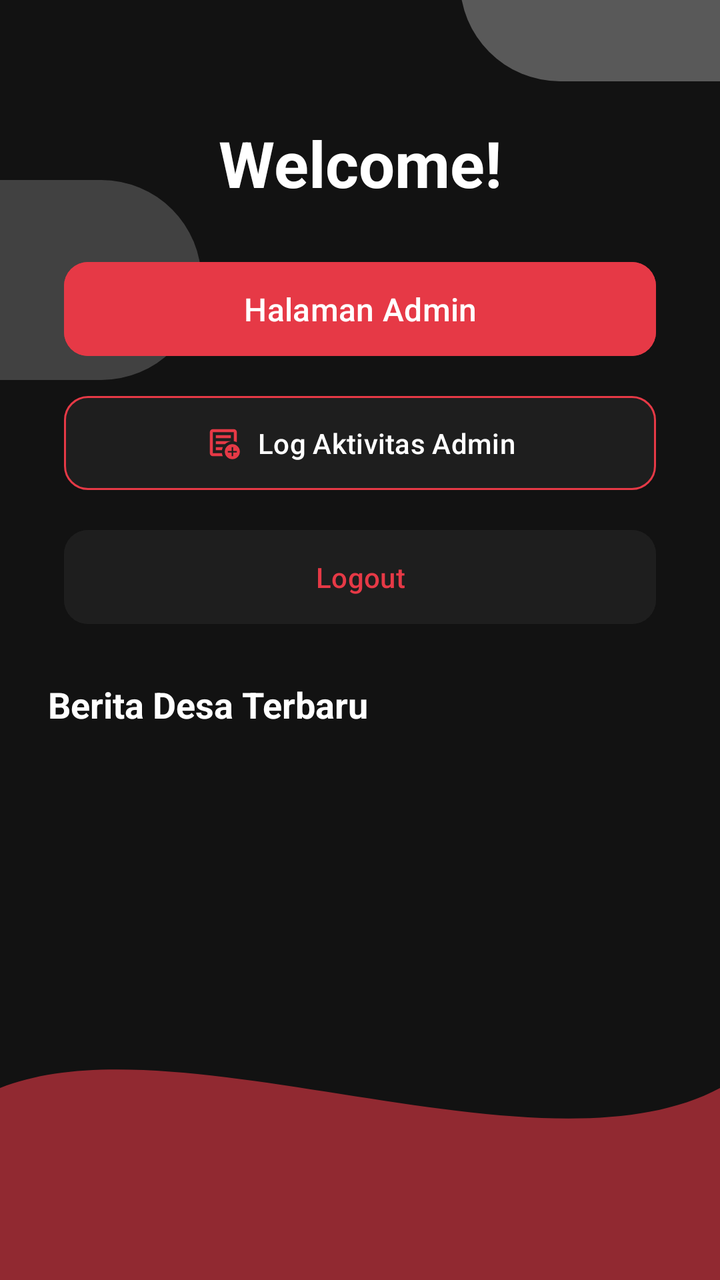
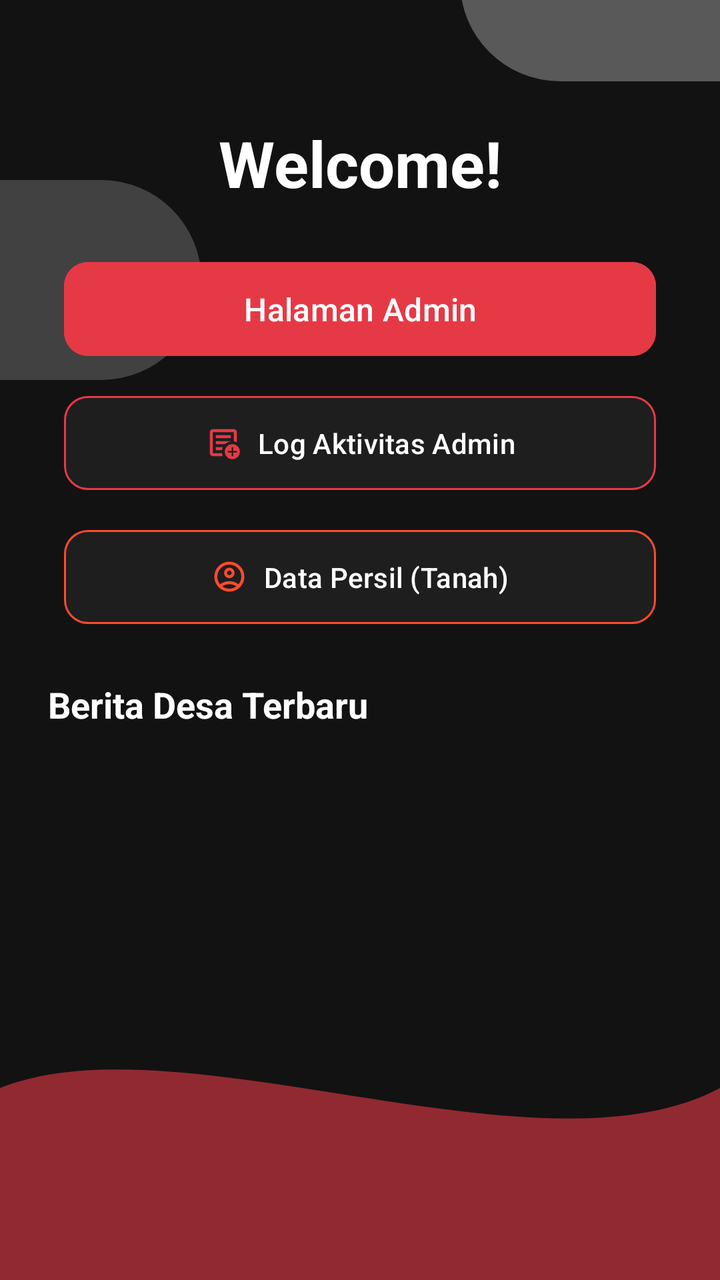

Screens rendered from an Android XML layout before and after an edit, with the pre-edit source and the edit as a unified diff.
<!-- AndroidManifest.xml: application theme Theme.Filbert_Chrome -->
<!-- res/layout/fragment_home.xml -->
<?xml version="1.0" encoding="utf-8"?>
<androidx.constraintlayout.widget.ConstraintLayout
    xmlns:android="http://schemas.android.com/apk/res/android"
    xmlns:app="http://schemas.android.com/apk/res-auto"
    xmlns:tools="http://schemas.android.com/tools"
    android:layout_width="match_parent"
    android:layout_height="match_parent"
    android:background="@color/dark_background"
    android:fontFamily="@font/inter_variablefont_opsz"
    tools:context=".Pertemuan_7.Home_fragment">

    <ImageView
        android:id="@+id/imageView9"
        android:layout_width="200dp"
        android:layout_height="180dp"
        android:layout_marginStart="230dp"
        android:layout_marginTop="-100dp"
        android:alpha="0.3"
        android:backgroundTint="@color/brand_red"
        android:src="@drawable/rectangle"
        app:layout_constraintStart_toStartOf="parent"
        app:layout_constraintTop_toTopOf="parent" />

    <ImageView
        android:id="@+id/imageView"
        android:layout_width="200dp"
        android:layout_height="180dp"
        android:layout_marginStart="-100dp"
        android:layout_marginTop="50dp"
        android:alpha="0.2"
        android:backgroundTint="@color/brand_orange"
        android:src="@drawable/rectangle"
        app:layout_constraintStart_toStartOf="parent"
        app:layout_constraintTop_toTopOf="parent" />

    <TextView
        android:id="@+id/textView2"
        android:layout_width="wrap_content"
        android:layout_height="wrap_content"
        android:layout_marginTop="60dp"
        android:gravity="center"
        android:text="Welcome!"
        android:textColor="@color/text_primary"
        android:textSize="32sp"
        android:textStyle="bold"
        app:layout_constraintEnd_toEndOf="parent"
        app:layout_constraintStart_toStartOf="parent"
        app:layout_constraintTop_toTopOf="parent" />

    <Button
        android:id="@+id/btnweb_Admin"
        android:layout_width="0dp"
        android:layout_height="55dp"
        android:layout_marginStart="32dp"
        android:layout_marginTop="24dp"
        android:layout_marginEnd="32dp"
        android:backgroundTint="@color/brand_red"
        android:text="Halaman Admin"
        android:textAllCaps="false"
        android:textSize="16sp"
        app:cornerRadius="12dp"
        app:layout_constraintEnd_toEndOf="parent"
        app:layout_constraintStart_toStartOf="parent"
        app:layout_constraintTop_toBottomOf="@+id/textView2" />

    <com.google.android.material.button.MaterialButton
        android:id="@+id/btn_notifikasi"
        android:layout_width="0dp"
        android:layout_height="55dp"
        android:layout_marginTop="12dp"
        android:text="Log Aktivitas Admin"
        android:textAllCaps="false"
        android:textColor="@color/white"
        android:textSize="14sp"
        app:backgroundTint="@color/dark_surface"
        app:cornerRadius="12dp"
        app:icon="@drawable/ic_notifications"
        app:iconGravity="textStart"
        app:iconPadding="8dp"
        app:iconTint="@color/brand_red"
        app:layout_constraintEnd_toEndOf="@+id/btnweb_Admin"
        app:layout_constraintStart_toStartOf="@+id/btnweb_Admin"
        app:layout_constraintTop_toBottomOf="@+id/btnweb_Admin"
        app:strokeColor="@color/brand_red"
        app:strokeWidth="1dp" />

    <Button
        android:id="@+id/btn_logout"
        android:layout_width="0dp"
        android:layout_height="55dp"
        android:layout_marginTop="12dp"
        android:backgroundTint="@color/dark_surface"
        android:text="Logout"
        android:textAllCaps="false"
        android:textColor="@color/brand_red"
        app:cornerRadius="12dp"
        app:layout_constraintEnd_toEndOf="@+id/btn_notifikasi"
        app:layout_constraintStart_toStartOf="@+id/btn_notifikasi"
        app:layout_constraintTop_toBottomOf="@+id/btn_notifikasi" />

    <TextView
        android:id="@+id/tvLabelBerita"
        android:layout_width="wrap_content"
        android:layout_height="wrap_content"
        android:layout_marginStart="24dp"
        android:layout_marginTop="24dp"
        android:text="Berita Desa Terbaru"
        android:textColor="@color/white"
        android:textSize="18sp"
        android:textStyle="bold"
        app:layout_constraintStart_toStartOf="parent"
        app:layout_constraintTop_toBottomOf="@+id/btn_logout" />

    

    <androidx.recyclerview.widget.RecyclerView
        android:id="@+id/RVBerita"
        android:layout_width="0dp"
        android:layout_height="0dp"
        android:layout_marginTop="8dp"
        android:layout_marginStart="16dp"
        android:layout_marginEnd="16dp"
        android:clipToPadding="false"
        android:padding="8dp"
        app:layout_constraintBottom_toTopOf="@+id/imageViewWave"
        app:layout_constraintEnd_toEndOf="parent"
        app:layout_constraintStart_toStartOf="parent"
        app:layout_constraintTop_toBottomOf="@+id/tvLabelBerita"
        tools:listitem="@layout/item_berita" />

    <ImageView
        android:id="@+id/imageViewWave"
        android:layout_width="match_parent"
        android:layout_height="120dp"
        android:alpha="0.6"
        android:rotation="180"
        android:scaleType="fitXY"
        app:layout_constraintBottom_toBottomOf="parent"
        app:layout_constraintEnd_toEndOf="parent"
        app:layout_constraintStart_toStartOf="parent"
        app:srcCompat="@drawable/wave" />

</androidx.constraintlayout.widget.ConstraintLayout>
<!-- res/layout/item_berita.xml (included above) -->
<?xml version="1.0" encoding="utf-8"?>
<com.google.android.material.card.MaterialCardView xmlns:android="http://schemas.android.com/apk/res/android"
    xmlns:app="http://schemas.android.com/apk/res-auto"
    android:layout_width="match_parent"
    android:layout_height="wrap_content"
    android:layout_margin="8dp"
    app:cardCornerRadius="12dp"
    app:cardElevation="4dp"
    app:cardBackgroundColor="@color/dark_surface">

    <androidx.constraintlayout.widget.ConstraintLayout
        android:layout_width="match_parent"
        android:layout_height="wrap_content"
        android:paddingBottom="16dp">

        
        <ImageView
            android:id="@+id/imgPhoto"
            android:layout_width="match_parent"
            android:layout_height="200dp"
            android:scaleType="centerCrop"
            app:layout_constraintEnd_toEndOf="parent"
            app:layout_constraintStart_toStartOf="parent"
            app:layout_constraintTop_toTopOf="parent" />

        
        <TextView
            android:id="@+id/tvTitle"
            android:layout_width="0dp"
            android:layout_height="wrap_content"
            android:layout_marginStart="12dp"
            android:layout_marginTop="12dp"
            android:layout_marginEnd="12dp"
            android:text="Judul Berita"
            android:textColor="@color/white"
            android:textSize="18sp"
            android:textStyle="bold"
            app:layout_constraintEnd_toEndOf="parent"
            app:layout_constraintStart_toStartOf="parent"
            app:layout_constraintTop_toBottomOf="@+id/imgPhoto" />

        
        <TextView
            android:id="@+id/tvDescription"
            android:layout_width="0dp"
            android:layout_height="wrap_content"
            android:layout_marginStart="12dp"
            android:layout_marginTop="8dp"
            android:layout_marginEnd="12dp"
            android:ellipsize="end"
            android:maxLines="3"
            android:text="Deskripsi singkat berita akan muncul di sini..."
            android:textColor="@color/text_secondary"
            android:textSize="14sp"
            app:layout_constraintEnd_toEndOf="parent"
            app:layout_constraintStart_toStartOf="parent"
            app:layout_constraintTop_toBottomOf="@+id/tvTitle" />

    </androidx.constraintlayout.widget.ConstraintLayout>
</com.google.android.material.card.MaterialCardView>
<!-- resources referenced by this layout -->
<resources>
  <color name="brand_orange">#FF4B2B</color>
  <color name="brand_red">#E63946</color>
  <color name="dark_background">#121212</color>
  <color name="dark_surface">#1E1E1E</color>
  <color name="text_primary">#FFFFFF</color>
  <color name="text_secondary">#B0B0B0</color>
  <color name="white">#FFFFFFFF</color>
  <!-- drawable rectangle (drawable) -->
  <?xml version="1.0" encoding="utf-8"?>
  <shape xmlns:android="http://schemas.android.com/apk/res/android"
      android:shape="rectangle"  >
  
      <solid android:color="@color/white"/>
      <corners android:radius="100dp"/>
  
      <size android:height="100px"/>
      <size android:width="200px"/>
  </shape>
  <!-- drawable wave (drawable) -->
  <vector xmlns:android="http://schemas.android.com/apk/res/android"
      android:width="200dp"
      android:height="100dp"
      android:viewportWidth="100"
      android:viewportHeight="50">
      <path
          android:fillColor="@color/brand_red"
          android:pathData="M0,0 L100,0 L100,40 C 75,55 25,20 0,40 Z"/>
  </vector>
  <style name="Theme.Filbert_Chrome" parent="Base.Theme.Filbert_Chrome" />
  <style name="Base.Theme.Filbert_Chrome" parent="Theme.Material3.DayNight.NoActionBar">
          
          
      </style>
  <!-- unchanged entries left out for length: 1 -->
</resources>

<!-- the commit's change to res/layout/fragment_home.xml (unified diff, before → after) -->
@@ -84,19 +84,26 @@
         app:strokeColor="@color/brand_red"
         app:strokeWidth="1dp" />
 
-    <Button
-        android:id="@+id/btn_logout"
+    <com.google.android.material.button.MaterialButton
+        android:id="@+id/btn_persil"
         android:layout_width="0dp"
         android:layout_height="55dp"
         android:layout_marginTop="12dp"
-        android:backgroundTint="@color/dark_surface"
-        android:text="Logout"
+        android:text="Data Persil (Tanah)"
         android:textAllCaps="false"
-        android:textColor="@color/brand_red"
+        android:textColor="@color/white"
+        android:textSize="14sp"
+        app:backgroundTint="@color/dark_surface"
         app:cornerRadius="12dp"
+        app:icon="@drawable/ic_person"
+        app:iconGravity="textStart"
+        app:iconPadding="8dp"
+        app:iconTint="@color/brand_orange"
         app:layout_constraintEnd_toEndOf="@+id/btn_notifikasi"
         app:layout_constraintStart_toStartOf="@+id/btn_notifikasi"
-        app:layout_constraintTop_toBottomOf="@+id/btn_notifikasi" />
+        app:layout_constraintTop_toBottomOf="@+id/btn_notifikasi"
+        app:strokeColor="@color/brand_orange"
+        app:strokeWidth="1dp" />
 
     <TextView
         android:id="@+id/tvLabelBerita"
@@ -109,9 +116,7 @@
         android:textSize="18sp"
         android:textStyle="bold"
         app:layout_constraintStart_toStartOf="parent"
-        app:layout_constraintTop_toBottomOf="@+id/btn_logout" />
-
-    
+        app:layout_constraintTop_toBottomOf="@+id/btn_persil" />
 
     <androidx.recyclerview.widget.RecyclerView
         android:id="@+id/RVBerita"
<!-- resource entries referenced after the edit -->
@@ -7,6 +7,12 @@
   <color name="text_primary">#FFFFFF</color>
   <color name="text_secondary">#B0B0B0</color>
   <color name="white">#FFFFFFFF</color>
+  <!-- drawable ic_person (drawable) -->
+  <vector xmlns:android="http://schemas.android.com/apk/res/android" android:height="24dp" android:tint="#000000" android:viewportHeight="960" android:viewportWidth="960" android:width="24dp">
+        
+      <path android:fillColor="@android:color/white" android:pathData="M234,684Q285,645 348,622.5Q411,600 480,600Q549,600 612,622.5Q675,645 726,684Q761,643 780.5,591Q800,539 800,480Q800,347 706.5,253.5Q613,160 480,160Q347,160 253.5,253.5Q160,347 160,480Q160,539 179.5,591Q199,643 234,684ZM380.5,479.5Q340,439 340,380Q340,321 380.5,280.5Q421,240 480,240Q539,240 579.5,280.5Q620,321 620,380Q620,439 579.5,479.5Q539,520 480,520Q421,520 380.5,479.5ZM480,880Q397,880 324,848.5Q251,817 197,763Q143,709 111.5,636Q80,563 80,480Q80,397 111.5,324Q143,251 197,197Q251,143 324,111.5Q397,80 480,80Q563,80 636,111.5Q709,143 763,197Q817,251 848.5,324Q880,397 880,480Q880,563 848.5,636Q817,709 763,763Q709,817 636,848.5Q563,880 480,880ZM580,784.5Q627,769 666,740Q627,711 580,695.5Q533,680 480,680Q427,680 380,695.5Q333,711 294,740Q333,769 380,784.5Q427,800 480,800Q533,800 580,784.5ZM523,423Q540,406 540,380Q540,354 523,337Q506,320 480,320Q454,320 437,337Q420,354 420,380Q420,406 437,423Q454,440 480,440Q506,440 523,423ZM480,380Q480,380 480,380Q480,380 480,380Q480,380 480,380Q480,380 480,380Q480,380 480,380Q480,380 480,380Q480,380 480,380Q480,380 480,380ZM480,740Q480,740 480,740Q480,740 480,740Q480,740 480,740Q480,740 480,740Q480,740 480,740Q480,740 480,740Q480,740 480,740Q480,740 480,740Z"/>
+      
+  </vector>
   <!-- drawable rectangle (drawable) -->
   <?xml version="1.0" encoding="utf-8"?>
   <shape xmlns:android="http://schemas.android.com/apk/res/android"
